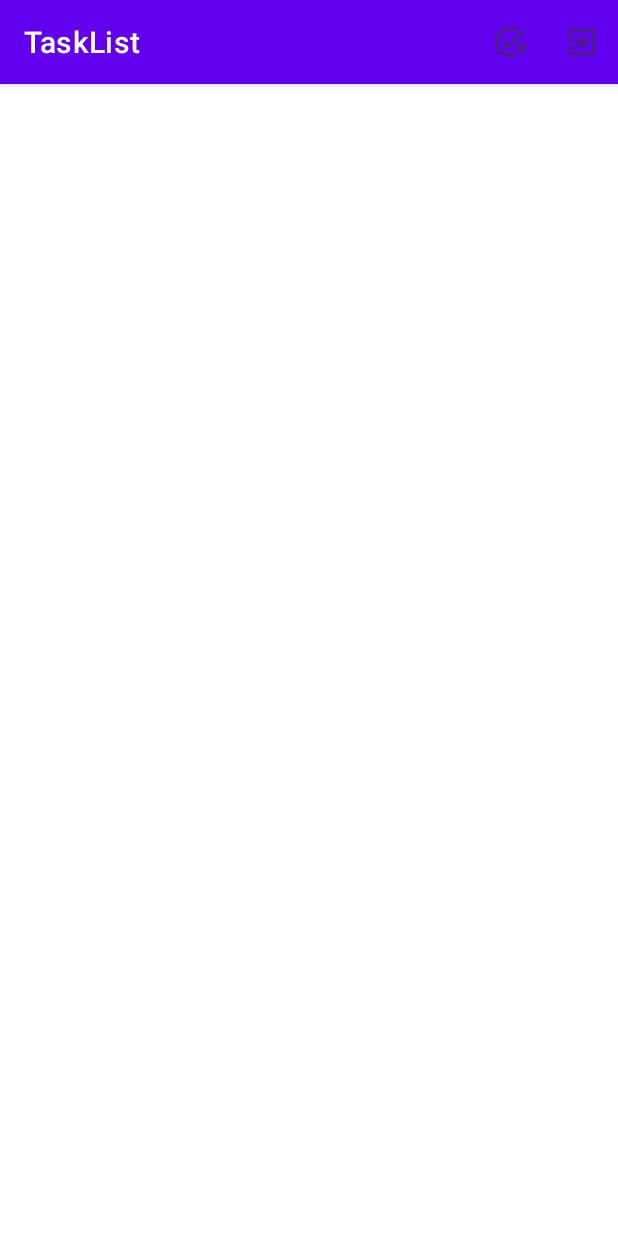
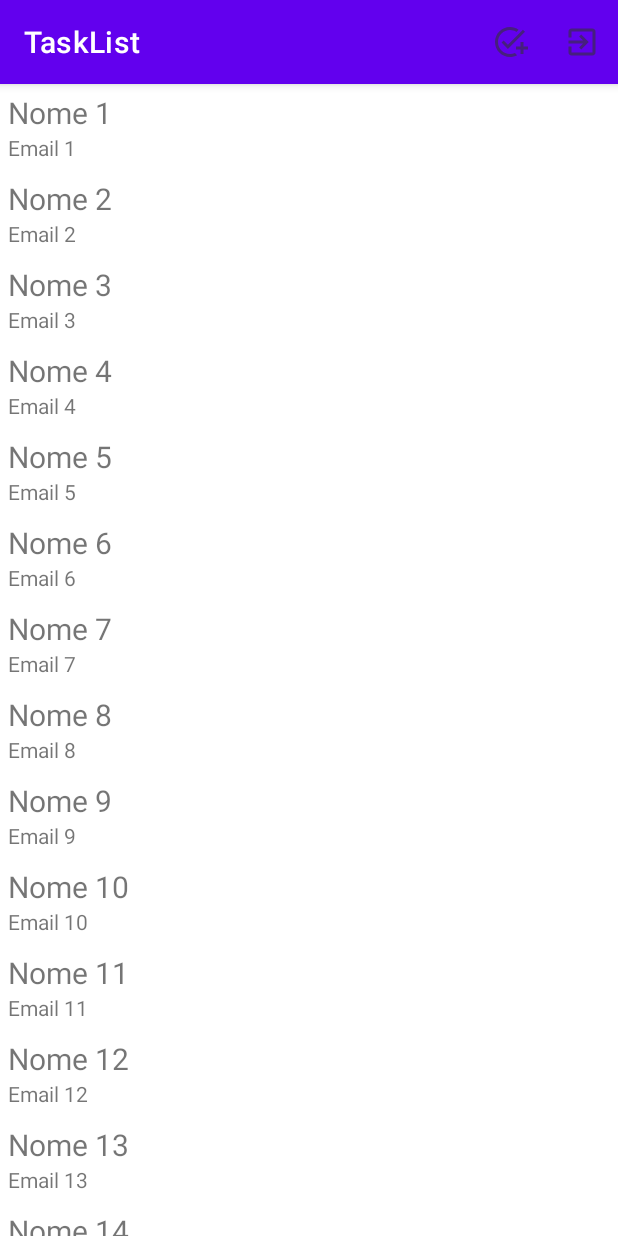
Before and after one commit to imiranda1/ifsp, an Android app: the screen it shows after launch once a user with an empty profile is signed in (MainActivity), on a phone screen of 412 x 824 dp. Run offline under Robolectric (Android 15) with nearby library versions, the phone set to English and light mode, and no system bars; our stand-ins replace Firebase (no records; nobody signed in at launch, a user with empty details on screens opened directly).

Commit message:
correção adapter

```diff
--- a/TaskList/app/src/main/java/br/com/imiranda/tasklist/model/Task.kt
+++ b/TaskList/app/src/main/java/br/com/imiranda/tasklist/model/Task.kt
@@ -2,8 +2,6 @@ package br.com.imiranda.tasklist.model
 
 import android.os.Parcelable
 import kotlinx.parcelize.Parcelize
-import java.time.LocalDate
-import java.time.LocalDateTime
 
 @Parcelize
 data class Task(
--- a/TaskList/app/src/main/java/br/com/imiranda/tasklist/view/MainActivity.kt
+++ b/TaskList/app/src/main/java/br/com/imiranda/tasklist/view/MainActivity.kt
@@ -29,17 +29,24 @@ class MainActivity : AppCompatActivity(),OnTaskClickListener{
     private lateinit var taskController: TaskController
     private lateinit var novaTaskLauncher: ActivityResultLauncher<Intent>
 
-    @RequiresApi(Build.VERSION_CODES.O)
     override fun onCreate(savedInstanceState: Bundle?) {
 
         super.onCreate(savedInstanceState)
         activityMainBinding = ActivityMainBinding.inflate(layoutInflater)
         setContentView(activityMainBinding.root)
         taskController = TaskController(this)
-
-        var task: Task = Task("1","2","3","4","5","6")
-        taskList.add(task)
-
+        taskList = mutableListOf()
+      for (i in 1..50){
+            taskList.add(
+                Task(
+                "Nome $i",
+                "Email $i",
+                "Telefone $i",
+                "Celular $i",
+                "Site $i",
+                    "b"
+            ))
+       }
 
 
         taskLayoutManager = LinearLayoutManager(this)
```
